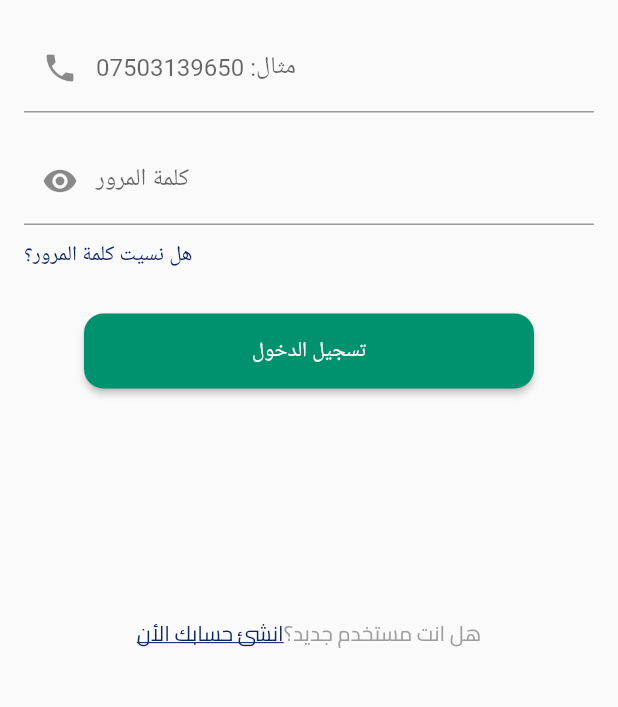
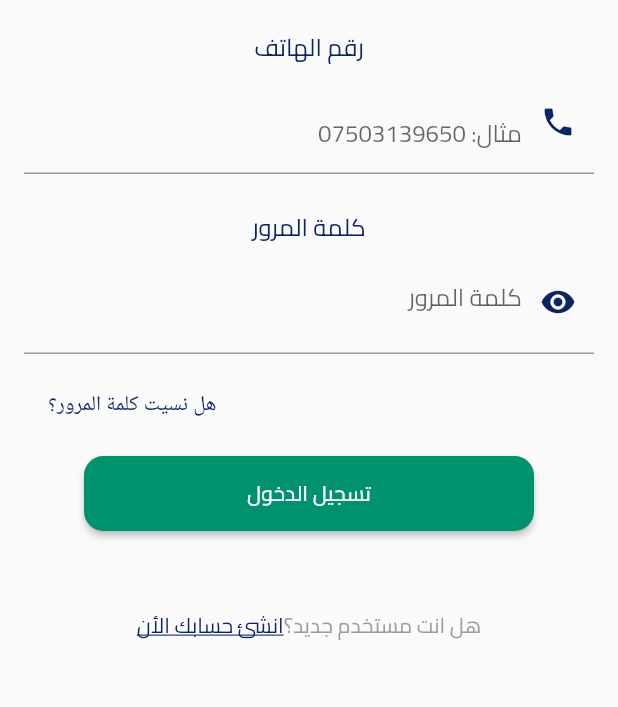
Before and after one commit to Huuu957/grocery, a Flutter app: the screen it shows after launch, on a phone screen of 412 x 824 dp, the part 480-1187 px from its top. Run offline on Flutter 3.47's test engine with Material 2 defaults, Android fonts, the phone set to English and light mode, and no system bars; our stand-ins replace flutter_svg, geolocator, permission_handler; Roboto replaces fonts that are missing (Cario).

Commit message:
it doesn't get easier

```diff
--- /dev/null
+++ b/lib/constant/constant.dart
@@ -0,0 +1,17 @@
+import 'package:flutter/material.dart';
+
+Color greenPrimary = const Color(0xFF00926E);
+Color bluePrimary = const Color(0xFF0C2461);
+
+const TextStyle myTextStyle = TextStyle(
+  fontFamily: 'Cairo',
+  color: Colors.grey,
+);
+
+TextStyle getTextStyleWithSizeAndColor(double fontSize, Color color) {
+  return myTextStyle.copyWith(fontSize: fontSize, color: color);
+}
+
+TextStyle getTextStyleWithSizeAndPrimary(double fontSize, Color primaryColor) {
+  return myTextStyle.copyWith(fontSize: fontSize, color: primaryColor);
+}
--- a/lib/main.dart
+++ b/lib/main.dart
@@ -4,7 +4,7 @@ import 'screens/loader_screen.dart';
 import 'screens/location_access_screen.dart';
 import 'screens/login_screen.dart';
 
-void main() => runApp(MyApp());
+void main() => runApp(const MyApp());
 
 class MyApp extends StatelessWidget {
   const MyApp({Key? key}) : super(key: key);
@@ -12,13 +12,12 @@ class MyApp extends StatelessWidget {
   @override
   Widget build(BuildContext context) {
     return MaterialApp(
-      title: 'Flutter Deom',
       debugShowCheckedModeBanner: false,
       theme: ThemeData(
         primaryColor: Colors.green,
         fontFamily: 'Cairo',
       ),
-      home: LoginApp(),
+      home: LoginScreen(),
     );
   }
 }
--- a/lib/screens/login_screen.dart
+++ b/lib/screens/login_screen.dart
@@ -1,24 +1,5 @@
 import 'package:flutter/material.dart';
-import 'package:grocery1/style/colors.dart';
-
-void main() {
-  runApp(LoginApp());
-}
-
-class LoginApp extends StatefulWidget {
-  @override
-  State<LoginApp> createState() => _LoginAppState();
-}
-
-class _LoginAppState extends State<LoginApp> {
-  @override
-  Widget build(BuildContext context) {
-    return MaterialApp(
-      debugShowCheckedModeBanner: false,
-      home: LoginScreen(),
-    );
-  }
-}
+import 'package:grocery1/constant/constant.dart';
 
 class LoginScreen extends StatefulWidget {
   LoginScreen({Key? key}) : super(key: key);
@@ -36,14 +17,12 @@ class _LoginScreenState extends State<LoginScreen> {
       body: SingleChildScrollView(
         child: Column(
           children: [
-            SizedBox(height: 50,),
+            SizedBox(
+              height: 50,
+            ),
             Text(
               'تسجيل الدخول',
-              style: TextStyle(
-                color: bluePrimary,
-                fontFamily: 'Cairo',
-                fontSize: 24,
-              ),
+              style: getTextStyleWithSizeAndColor(24, bluePrimary),
             ),
             Container(
               child: Image.asset(
@@ -57,19 +36,50 @@ class _LoginScreenState extends State<LoginScreen> {
               child: Column(
                 mainAxisAlignment: MainAxisAlignment.center,
                 children: [
-                  TextFormField(
+                  Text(
+                    'رقم الهاتف',
+                    style: getTextStyleWithSizeAndColor(16, bluePrimary),
+                  ),
+                  Directionality(
+                    textDirection: TextDirection.rtl,
+                    child: TextFormField(
                       decoration: InputDecoration(
                         labelText: 'مثال: 07503139650',
-                      prefixIcon: Icon(Icons.phone),
+                        prefixIcon: Icon(
+                          Icons.phone,
+                          color: bluePrimary,
+                        ),
+                        alignLabelWithHint:
+                            true, // Aligns the label with the input text
                       ),
                     ),
-                  SizedBox(height: 16.0),
-                  TextFormField(
+                  ),
+                  SizedBox(
+                    height: 20,
+                  ),
+                  Text(
+                    'كلمة المرور',
+                    style: getTextStyleWithSizeAndColor(16, bluePrimary),
+                  ),
+                  Directionality(
+                      textDirection: TextDirection.rtl,
+                      child: TextFormField(
                         obscureText: !_isPasswordVisible,
+                        onChanged: (value) {
+                          setState(() {
+                            _isPasswordVisible = value.isNotEmpty;
+                          });
+                        },
                         decoration: InputDecoration(
                           labelText: 'كلمة المرور',
                           prefixIcon: IconButton(
-                        icon: Icon(_isPasswordVisible ? Icons.visibility_off : Icons.visibility),
+                            icon: Icon(
+                              _isPasswordVisible
+                                  ? Icons.visibility_off
+                                  : Icons.visibility,
+                              color:
+                                  bluePrimary, // Set the desired color for the icon
+                            ),
                             onPressed: () {
                               setState(() {
                                 _isPasswordVisible = !_isPasswordVisible;
@@ -77,10 +87,19 @@ class _LoginScreenState extends State<LoginScreen> {
                             },
                           ),
                         ),
-                  ),
+                      )),
                   SizedBox(height: 10),
                   Container(
                       alignment: Alignment.centerLeft,
+                      child: ElevatedButton(
+                        onPressed: () {
+                          //TODO: Implement forgot password functionality
+                        },
+                        style: ElevatedButton.styleFrom(
+                          backgroundColor:
+                              Colors.transparent, // Make the button transparent
+                          shadowColor: Colors.transparent, // Remove shadow
+                        ),
                         child: Text(
                           'هل نسيت كلمة المرور؟',
                           style: TextStyle(
@@ -89,8 +108,8 @@ class _LoginScreenState extends State<LoginScreen> {
                           ),
                           textAlign: TextAlign.left,
                         ),
-                  ),
-                  SizedBox(height: 30),
+                      )),
+                  SizedBox(height: 10),
                   Container(
                     width: 300,
                     height: 50,
@@ -101,13 +120,15 @@ class _LoginScreenState extends State<LoginScreen> {
                       style: ElevatedButton.styleFrom(
                         shape: RoundedRectangleBorder(
                           borderRadius: BorderRadius.circular(13),
-                        ), backgroundColor: const Color(0xFF00926E),),
+                        ),
+                        backgroundColor: const Color(0xFF00926E),
+                      ),
                       child: Text(
                         'تسجيل الدخول',
                       ),
                     ),
                   ),
-                  SizedBox(height: 150.0),
+                  const SizedBox(height: 50.0),
                   Row(
                     mainAxisAlignment: MainAxisAlignment.center,
                     children: [
--- a/lib/screens/onboarding_screen.dart
+++ b/lib/screens/onboarding_screen.dart
@@ -2,6 +2,7 @@ import 'package:flutter/material.dart';
 import 'package:flutter_svg/flutter_svg.dart';
 import 'package:grocery1/models/onboarding_content_model.dart';
 import 'package:grocery1/main.dart';
+import 'package:grocery1/constant/constant.dart';
 
 class Onbording extends StatefulWidget {
   @override
--- a/lib/style/colors.dart
+++ /dev/null
@@ -1,4 +0,0 @@
-import 'package:flutter/material.dart';
-
-Color greenPrimary = const Color(0xFF00926E);
-Color bluePrimary = const Color(0xFF0C2461);
--- a/lib/style/text_style.dart
+++ /dev/null
@@ -1,6 +0,0 @@
-import 'package:flutter/material.dart';
-
-const TextStyle myTextStyle = TextStyle(
-  fontFamily: 'Cairo',
-  color: Colors.grey,
-);
```
Also changed, not shown: lib/screens/notification_access_screen.dart (added), pubspec.lock. Lines whose indentation alone changed are shown as unchanged.
